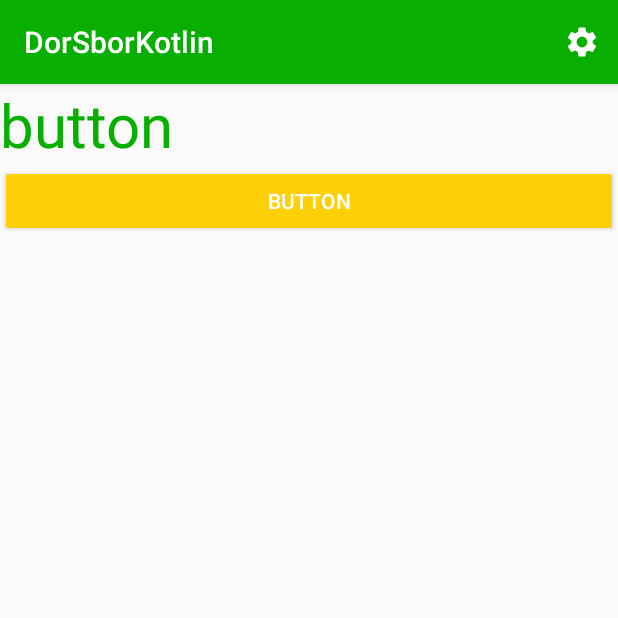
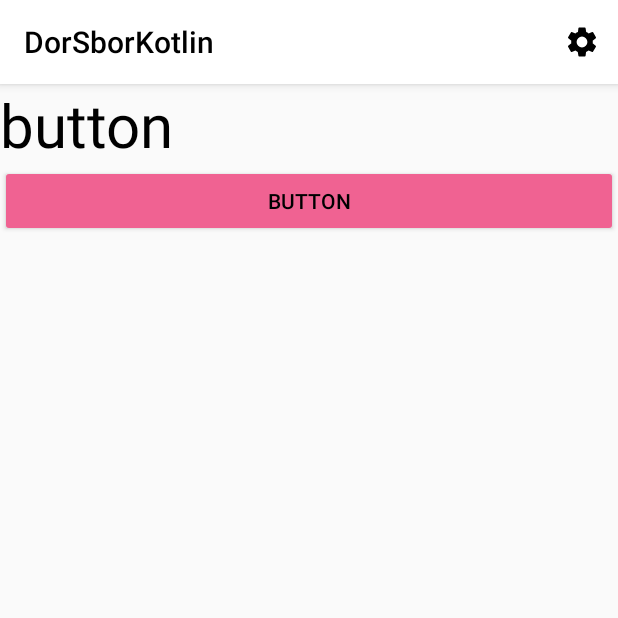
Before and after one commit to AnatoliOgurtsov/DorSbor2020, an Android app: the screen it shows after launch (MainActivity), on a phone screen of 412 x 824 dp, the top half of it. Run offline under Robolectric (Android 15) with nearby library versions, the phone set to English and light mode, and no system bars; our stand-ins replace androidx.preference.

Commit message:
make themes and toolbar

```diff
--- a/app/src/main/AndroidManifest.xml
+++ b/app/src/main/AndroidManifest.xml
@@ -8,7 +8,7 @@
             android:label="@string/app_name"
             android:roundIcon="@mipmap/ic_launcher_round"
             android:supportsRtl="true"
-            android:theme="@style/AppThemeGreen">
+            android:theme="@style/AppThemeSnow">
         <activity android:name=".MainActivity">
             <intent-filter>
                 <action android:name="android.intent.action.MAIN"/>
--- a/app/src/main/java/by/a_ogurtsov/dorsborkotlin/FragmentMain.kt
+++ b/app/src/main/java/by/a_ogurtsov/dorsborkotlin/FragmentMain.kt
@@ -1,7 +1,5 @@
 package by.a_ogurtsov.dorsborkotlin
 
-import android.content.Context
-import android.content.SharedPreferences
 import android.os.Bundle
 import android.view.LayoutInflater
 import android.view.View
@@ -43,9 +41,6 @@ class FragmentMain : Fragment() {
         }
         button.setOnClickListener(onClickListener)
 
-
         return view
     }
-
-
 }
--- a/app/src/main/java/by/a_ogurtsov/dorsborkotlin/FragmentSetting.kt
+++ b/app/src/main/java/by/a_ogurtsov/dorsborkotlin/FragmentSetting.kt
@@ -3,11 +3,9 @@ package by.a_ogurtsov.dorsborkotlin
 
 import android.content.SharedPreferences
 import android.os.Bundle
-import android.util.Log
 import androidx.lifecycle.ViewModelProviders
 import androidx.preference.Preference
 import androidx.preference.PreferenceFragmentCompat
-import androidx.preference.PreferenceManager
 
 
 class FragmentSetting : PreferenceFragmentCompat(), SharedPreferences.OnSharedPreferenceChangeListener {
@@ -34,8 +32,6 @@ class FragmentSetting : PreferenceFragmentCompat(), SharedPreferences.OnSharedPr
             var pref_color_theme: Preference? = findPreference(key!!)
             var color: String = pref_color_theme!!.summary as String
 
-            Log.d(LOG_TAG, "$color в сеттингах")
-
             this.model.currentColor.value = color
 
         }
@@ -46,15 +42,13 @@ class FragmentSetting : PreferenceFragmentCompat(), SharedPreferences.OnSharedPr
         preferenceScreen.sharedPreferences
             .registerOnSharedPreferenceChangeListener(this)
 
-        Log.d(LOG_TAG, "FragmentSettings Resumed")
 
     }
 
     override fun onPause() {
         super.onPause()
-        Log.d(LOG_TAG, "FragmentSettings Paused")
+
         preferenceScreen.sharedPreferences
             .unregisterOnSharedPreferenceChangeListener(this)
     }
-
 }
--- a/app/src/main/java/by/a_ogurtsov/dorsborkotlin/MainActivity.kt
+++ b/app/src/main/java/by/a_ogurtsov/dorsborkotlin/MainActivity.kt
@@ -1,7 +1,6 @@
 package by.a_ogurtsov.dorsborkotlin
 
 import android.os.Bundle
-import android.util.Log
 import android.view.Menu
 import android.view.MenuInflater
 import android.view.MenuItem
@@ -24,6 +23,7 @@ class MainActivity : AppCompatActivity() {
     val FRAGMENTSETTINGS = "FRAGMENT_SETTINGS"
     val CURRENTFRAGMENT = "CURRENT_FRAGMENT"
 
+
     override fun onCreate(savedInstanceState: Bundle?) {
         super.onCreate(savedInstanceState)
 
@@ -31,7 +31,7 @@ class MainActivity : AppCompatActivity() {
         setContentView(R.layout.activity_main)
         initViewModel()
         initToolbar()
-        initFragment(savedInstanceState)
+        initFragment()
 
     }
 
@@ -53,7 +53,7 @@ class MainActivity : AppCompatActivity() {
         val sharedPreferences = PreferenceManager.getDefaultSharedPreferences(this)
         when (sharedPreferences != null) {
             true -> color = sharedPreferences.getString("pref_color_theme", "")
-            false -> color = "standart"
+            false -> color = "водяная"
         }
         setAppTheme(color)
     }
@@ -66,29 +66,33 @@ class MainActivity : AppCompatActivity() {
     }
 
 
-    fun initFragment(savedInstanceState: Bundle?) {
-
+    fun initFragment() {
 
         val fragmentManager: FragmentManager = supportFragmentManager
         val fragmentTransaction: FragmentTransaction = fragmentManager.beginTransaction()
         val fragmentMain: FragmentMain = FragmentMain().newInstance(color)
         val fragmentSetting: FragmentSetting = FragmentSetting()
 
-        if (intent.getStringExtra(CURRENTFRAGMENT) == null) {
+        if (intent.getStringExtra(CURRENTFRAGMENT) == null) {                              //добавляется MainFragment в первый раз
             fragmentTransaction.add(R.id.container, fragmentMain, FRAGMENTMAIN)
             fragmentTransaction.commit()
             intent.putExtra(CURRENTFRAGMENT, FRAGMENTMAIN)
 
-        } else if (intent.getStringExtra(CURRENTFRAGMENT) == FRAGMENTSETTINGS) {
-            fragmentTransaction.add(R.id.container, fragmentSetting, FRAGMENTSETTINGS)
+
+        } else if (intent.getStringExtra(CURRENTFRAGMENT) == FRAGMENTSETTINGS) {           //добавляется SettingFragment
+            fragmentTransaction.replace(R.id.container, fragmentSetting, FRAGMENTSETTINGS)
             fragmentTransaction.commit()
             supportActionBar?.setDisplayHomeAsUpEnabled(true)
             supportActionBar?.setTitle(resources.getString(R.string.SETTING))
+            invalidateOptionsMenu()   // update menu
 
-        } else if (intent.getStringExtra(CURRENTFRAGMENT) == FRAGMENTMAIN) {
-            fragmentTransaction.add(R.id.container, fragmentMain, FRAGMENTMAIN)
+
+        } else if (intent.getStringExtra(CURRENTFRAGMENT) == FRAGMENTMAIN) {                //добавляется MainFragment
+            fragmentTransaction.replace(R.id.container, fragmentMain, FRAGMENTMAIN)
             fragmentTransaction.commit()
             intent.putExtra(CURRENTFRAGMENT, FRAGMENTMAIN)
+            invalidateOptionsMenu()   // update menu
+
         }
     }
 
@@ -96,6 +100,15 @@ class MainActivity : AppCompatActivity() {
         val inflater: MenuInflater = menuInflater
         inflater.inflate(R.menu.menu, menu)
         return true
+    }
+
+    override fun onPrepareOptionsMenu(menu: Menu?): Boolean {
+
+        when (intent.getStringExtra(CURRENTFRAGMENT)) {
+            null, FRAGMENTMAIN -> menu?.findItem(R.id.menu_setting)!!.isVisible = true
+            FRAGMENTSETTINGS -> menu?.findItem(R.id.menu_setting)!!.isVisible = false
+        }
+        return super.onPrepareOptionsMenu(menu)
     }
 
     override fun onOptionsItemSelected(item: MenuItem?): Boolean {
@@ -112,12 +125,12 @@ class MainActivity : AppCompatActivity() {
                 supportActionBar?.setDisplayHomeAsUpEnabled(true)
                 supportActionBar?.setTitle(resources.getString(R.string.SETTING))
                 intent.putExtra(CURRENTFRAGMENT, FRAGMENTSETTINGS)
+                invalidateOptionsMenu()   // update menu
+
             }
-
 
             // нажатие стрелки назад
             android.R.id.home -> {
-                Log.d(LOG_TAG, "PressUpButton")
                 val fragmentManager: FragmentManager = supportFragmentManager
                 val fragment: Fragment = fragmentManager.findFragmentByTag(FRAGMENTSETTINGS)!!
 
@@ -125,14 +138,13 @@ class MainActivity : AppCompatActivity() {
 
                 when (fragment.tag) {
                     FRAGMENTSETTINGS -> {
-
-
                         val fragmentMain: FragmentMain = FragmentMain()
                         fragmentTransaction.replace(R.id.container, fragmentMain.newInstance(color), FRAGMENTMAIN)
                         fragmentTransaction.commit()
                         supportActionBar?.setDisplayHomeAsUpEnabled(false)
                         supportActionBar?.setTitle(resources.getString(R.string.app_name))
                         intent.putExtra(CURRENTFRAGMENT, FRAGMENTMAIN)
+                        invalidateOptionsMenu()   // update menu
                     }//->
                 } //when
             }
@@ -142,10 +154,12 @@ class MainActivity : AppCompatActivity() {
 
     fun setAppTheme(color: String) {
 
-
         when (color) {
-            "standart" -> setTheme(R.style.AppThemeStandart)
-            "green" -> setTheme(R.style.AppThemeGreen)
+            "водяная" -> setTheme(R.style.AppThemeWater)
+            "оливковая" -> setTheme(R.style.AppThemeOlive)
+            "снежная" -> setTheme(R.style.AppThemeSnow)
+            "морковная" -> setTheme(R.style.AppThemeCarrot)
+            "медовая" -> setTheme(R.style.AppThemeHoney)
         }
 
     }
--- a/app/src/main/res/drawable/ic_settings.xml
+++ b/app/src/main/res/drawable/ic_settings.xml
@@ -1,5 +1,6 @@
-<vector android:height="24dp" android:tint="#FFFFFF"
-    android:viewportHeight="24" android:viewportWidth="24"
-    android:width="24dp" xmlns:android="http://schemas.android.com/apk/res/android">
-    <path android:fillColor="#FF000000" android:pathData="M19.1,12.9a2.8,2.8 0,0 0,0.1 -0.9,2.8 2.8,0 0,0 -0.1,-0.9l2.1,-1.6a0.7,0.7 0,0 0,0.1 -0.6L19.4,5.5a0.7,0.7 0,0 0,-0.6 -0.2l-2.4,1a6.5,6.5 0,0 0,-1.6 -0.9l-0.4,-2.6a0.5,0.5 0,0 0,-0.5 -0.4H10.1a0.5,0.5 0,0 0,-0.5 0.4L9.3,5.4a5.6,5.6 0,0 0,-1.7 0.9l-2.4,-1a0.4,0.4 0,0 0,-0.5 0.2l-2,3.4c-0.1,0.2 0,0.4 0.2,0.6l2,1.6a2.8,2.8 0,0 0,-0.1 0.9,2.8 2.8,0 0,0 0.1,0.9L2.8,14.5a0.7,0.7 0,0 0,-0.1 0.6l1.9,3.4a0.7,0.7 0,0 0,0.6 0.2l2.4,-1a6.5,6.5 0,0 0,1.6 0.9l0.4,2.6a0.5,0.5 0,0 0,0.5 0.4h3.8a0.5,0.5 0,0 0,0.5 -0.4l0.3,-2.6a5.6,5.6 0,0 0,1.7 -0.9l2.4,1a0.4,0.4 0,0 0,0.5 -0.2l2,-3.4c0.1,-0.2 0,-0.4 -0.2,-0.6ZM12,15.6A3.6,3.6 0,1 1,15.6 12,3.6 3.6,0 0,1 12,15.6Z"/>
+<vector xmlns:android="http://schemas.android.com/apk/res/android" android:height="24dp"
+        android:tint="?attr/toolbarTextColor" android:viewportHeight="24"
+        android:viewportWidth="24" android:width="24dp">
+    <path android:fillColor="?attr/toolbarTextColor"
+          android:pathData="M19.1,12.9a2.8,2.8 0,0 0,0.1 -0.9,2.8 2.8,0 0,0 -0.1,-0.9l2.1,-1.6a0.7,0.7 0,0 0,0.1 -0.6L19.4,5.5a0.7,0.7 0,0 0,-0.6 -0.2l-2.4,1a6.5,6.5 0,0 0,-1.6 -0.9l-0.4,-2.6a0.5,0.5 0,0 0,-0.5 -0.4H10.1a0.5,0.5 0,0 0,-0.5 0.4L9.3,5.4a5.6,5.6 0,0 0,-1.7 0.9l-2.4,-1a0.4,0.4 0,0 0,-0.5 0.2l-2,3.4c-0.1,0.2 0,0.4 0.2,0.6l2,1.6a2.8,2.8 0,0 0,-0.1 0.9,2.8 2.8,0 0,0 0.1,0.9L2.8,14.5a0.7,0.7 0,0 0,-0.1 0.6l1.9,3.4a0.7,0.7 0,0 0,0.6 0.2l2.4,-1a6.5,6.5 0,0 0,1.6 0.9l0.4,2.6a0.5,0.5 0,0 0,0.5 0.4h3.8a0.5,0.5 0,0 0,0.5 -0.4l0.3,-2.6a5.6,5.6 0,0 0,1.7 -0.9l2.4,1a0.4,0.4 0,0 0,0.5 -0.2l2,-3.4c0.1,-0.2 0,-0.4 -0.2,-0.6ZM12,15.6A3.6,3.6 0,1 1,15.6 12,3.6 3.6,0 0,1 12,15.6Z"/>
 </vector>
--- a/app/src/main/res/layout/toolbar.xml
+++ b/app/src/main/res/layout/toolbar.xml
@@ -5,7 +5,12 @@
         android:layout_width="match_parent"
         android:layout_height="wrap_content"
         android:background="?attr/colorPrimary"
+        app:titleTextColor="?attr/toolbarTextColor"
         android:elevation="4dp"
-        android:theme="@style/ThemeOverlay.AppCompat.Dark.ActionBar"
         app:popupTheme="@style/ThemeOverlay.AppCompat.Light">
 </androidx.appcompat.widget.Toolbar>
+
+
+        <!--
+android:theme="@style/ToolbarStyle"
+        android:theme="@style/ThemeOverlay.AppCompat.Dark.ActionBar"-->
--- a/app/src/main/res/values/arrays.xml
+++ b/app/src/main/res/values/arrays.xml
@@ -1,12 +1,11 @@
 <?xml version="1.0" encoding="utf-8"?>
 <resources>
     <string-array name="fragment_setting_theme_color">
-        <item>standart</item>
-        <item>green</item>
-        <item>blue</item>
-        <item>orange</item>
-        <item>grey</item>
-        <item>red</item>
+        <item>водяная</item>
+        <item>оливковая</item>
+        <item>морковная</item>
+        <item>снежная</item>
+        <item>медовая</item>
     </string-array>
 
 
--- a/app/src/main/res/values/attrs.xml
+++ b/app/src/main/res/values/attrs.xml
@@ -6,5 +6,5 @@
     <attr name="buttonTextColor" format="reference"/>
     <attr name="primaryButtonTheme" format="reference"/>
     <attr name="iconColor" format="reference"/>
-
+    <attr name="toolbarTextColor"/>
 </resources>
--- a/app/src/main/res/values/colors.xml
+++ b/app/src/main/res/values/colors.xml
@@ -1,23 +1,62 @@
 <?xml version="1.0" encoding="utf-8"?>
 <resources>
 
-    // standart theme
-    <color name="colorPrimary">#3F51B5</color>
-    <color name="colorPrimaryDark">#303F9F</color>
-    <color name="colorAccent">#8BC34A</color>
-    <color name="primaryText">#3F51B5</color>
-    <color name="buttonNormal">#860065</color>
-    <color name="buttonHighlight">#F154BD</color>
-    <color name="buttonText">#FFFFFF</color>
+    // water theme
+    <color name="colorPrimaryWater">#3F51B5</color>
+    <color name="colorPrimaryDarkWater">#303F9F</color>
+    <color name="colorAccentWater">#8BC34A</color>
+    <color name="primaryTextWater">#3F51B5</color>
+    <color name="buttonNormalWater">#860065</color>
+    <color name="buttonHighlightWater">#F154BD</color>
+    <color name="buttonTextWater">#FFFFFF</color>
+    <color name="toolBarTextColorWater">#FFFFFF</color>
 
-    // green theme
-    <color name="colorPrimaryGreen">#09af00</color>
-    <color name="colorPrimaryDarkGreen">#008b00</color>
-    <color name="colorAccentGreen">#FFF06292</color>
-    <color name="primaryTextGreen">#09af00</color>
-    <color name="buttonNormalGreen">#FFCF07</color>
-    <color name="buttonHighlightGreen">#F7E976</color>
-    <color name="buttonTextGreen">#FFFFFF</color>
-    <color name="iconColor">#FFCF07</color>
+
+    // olive theme
+    <color name="colorPrimaryOlive">#3CAC58</color>
+    <color name="colorPrimaryDarkOlive">#1F7736</color>
+    <color name="colorAccentOlive">#FFF06292</color>
+    <color name="primaryTextOlive">#3CAC58</color>
+    <color name="buttonNormalOlive">#FFCF07</color>
+    <color name="buttonHighlightOlive">#F7E976</color>
+    <color name="buttonTextOlive">#FFFFFF</color>
+    <color name="iconColorOlive">#FFCF07</color>
+    <color name="toolBarTextColorOlive">#FFFFFF</color>
+
+    // snow theme
+    <color name="colorPrimarySnow">#FFFFFF</color>
+    <color name="colorPrimaryDarkSnow">#979797</color>
+    <color name="colorAccentSnow">#FFF06292</color>
+    <color name="primaryTextSnow">#000000</color>
+    <color name="buttonNormalSnow">#FFF06292</color>
+    <color name="buttonHighlightSnow">#FFFFFF</color>
+    <color name="buttonTextSnow">#000000</color>
+    <color name="iconColorSnow">#FF0000</color>
+    <color name="toolBarTextColorSnow">#000000</color>
+
+    // carrot theme
+    <color name="colorPrimaryCarrot">#FF6D00</color>
+    <color name="colorPrimaryDarkCarrot">#C95700</color>
+    <color name="colorAccentCarrot">#24FD28</color>
+    <color name="primaryTextCarrot">#FF6D00</color>
+    <color name="buttonNormalCarrot">#FF6D00</color>
+    <color name="buttonHighlightCarrot">#FF9D4F</color>
+    <color name="buttonTextCarrot">#FFFFFF</color>
+    <color name="iconColorCarrot">#FF6D00</color>
+    <color name="toolBarTextColorCarrot">#FFFFFF</color>
+
+    // honey theme
+    <color name="colorPrimaryHoney">#C47D02</color>
+    <color name="colorPrimaryDarkHoney">#703103</color>
+    <color name="colorAccentHoney">#E9FF01</color>
+    <color name="primaryTextHoney">#C47D02</color>
+    <color name="buttonNormalHoney">#703103</color>
+    <color name="buttonHighlightHoney">#F39905</color>
+    <color name="buttonTextHoney">#000000</color>
+    <color name="iconColorHoney">#703103</color>
+    <color name="toolBarTextColorHoney">#000000</color>
+
+
+
 
 </resources>
--- a/app/src/main/res/values/strings.xml
+++ b/app/src/main/res/values/strings.xml
@@ -6,5 +6,6 @@
     <string name="BUTTON">button</string>
     <string name="SETTING">Setting</string>
     <string name="changeTHeme">Change theme</string>
+    <string name="water">водяная</string>
 
 </resources>
--- a/app/src/main/res/values/styles.xml
+++ b/app/src/main/res/values/styles.xml
@@ -1,9 +1,4 @@
 <resources>
 
 
-
-
-
-
-
 </resources>
--- a/app/src/main/res/values/theme.xml
+++ b/app/src/main/res/values/theme.xml
@@ -5,32 +5,81 @@
         <item name="primaryButtonTheme">@style/Widget.Button.Primary</item>
     </style>
 
-
-    <!-- Base application theme. -->
-    <style name="AppThemeStandart" parent="Base.Theme.App">
+    <!-- Water application theme. -->
+    <style name="AppThemeWater" parent="Base.Theme.App">
         <!-- Customize your theme here. -->
-        <item name="colorPrimary">@color/colorPrimary</item>
-        <item name="colorPrimaryDark">@color/colorPrimaryDark</item>
-        <item name="colorAccent">@color/colorAccent</item>
-        <item name="primaryTextColor">@color/primaryText</item>
-        <item name="buttonNormalColor">@color/buttonNormal</item>
-        <item name="buttonHighlightColor">@color/buttonHighlight</item>
-        <item name="buttonTextColor">@color/buttonText</item>
+        <item name="colorPrimary">@color/colorPrimaryWater</item>
+        <item name="colorPrimaryDark">@color/colorPrimaryDarkWater</item>
+        <item name="colorAccent">@color/colorAccentWater</item>
+        <item name="primaryTextColor">@color/primaryTextWater</item>
+        <item name="buttonNormalColor">@color/buttonNormalWater</item>
+        <item name="buttonHighlightColor">@color/buttonHighlightWater</item>
+        <item name="buttonTextColor">@color/buttonTextWater</item>
+        <item name="toolbarTextColor">@color/toolBarTextColorWater</item>
+        <item name="colorControlNormal">@color/toolBarTextColorWater</item>
     </style>
 
-    <!-- Green application theme. -->
-    <style name="AppThemeGreen" parent="Base.Theme.App">
+    <!-- Olive application theme. -->
+    <style name="AppThemeOlive" parent="Base.Theme.App">
         <!-- Customize your theme here. -->
-        <item name="colorPrimary">@color/colorPrimaryGreen</item>
-        <item name="colorPrimaryDark">@color/colorPrimaryDarkGreen</item>
-        <item name="colorAccent">@color/colorAccentGreen</item>
-        <item name="primaryTextColor">@color/primaryTextGreen</item>
-        <item name="buttonNormalColor">@color/buttonNormalGreen</item>
-        <item name="buttonHighlightColor">@color/buttonHighlightGreen</item>
-        <item name="buttonTextColor">@color/buttonTextGreen</item>
-        <item name="iconColor">@color/iconColor</item>
+        <item name="colorPrimary">@color/colorPrimaryOlive</item>
+        <item name="colorPrimaryDark">@color/colorPrimaryDarkOlive</item>
+        <item name="colorAccent">@color/colorAccentOlive</item>
+        <item name="primaryTextColor">@color/primaryTextOlive</item>
+        <item name="buttonNormalColor">@color/buttonNormalOlive</item>
+        <item name="buttonHighlightColor">@color/buttonHighlightOlive</item>
+        <item name="buttonTextColor">@color/buttonTextOlive</item>
+        <item name="iconColor">@color/iconColorOlive</item>
+        <item name="toolbarTextColor">@color/toolBarTextColorOlive</item>
+        <item name="colorControlNormal">@color/toolBarTextColorOlive</item>
     </style>
 
+
+    <!-- Snow application theme. -->
+    <style name="AppThemeSnow" parent="Base.Theme.App">
+        <!-- Customize your theme here. -->
+        <item name="colorPrimary">@color/colorPrimarySnow</item>
+        <item name="colorPrimaryDark">@color/colorPrimaryDarkSnow</item>
+        <item name="colorAccent">@color/colorAccentSnow</item>
+        <item name="primaryTextColor">@color/primaryTextSnow</item>
+        <item name="buttonNormalColor">@color/buttonNormalSnow</item>
+        <item name="buttonHighlightColor">@color/buttonHighlightSnow</item>
+        <item name="buttonTextColor">@color/buttonTextSnow</item>
+        <item name="iconColor">@color/iconColorSnow</item>
+        <item name="toolbarTextColor">@color/toolBarTextColorSnow</item>
+        <item name="colorControlNormal">@color/toolBarTextColorSnow</item>
+
+    </style>
+
+    <!-- Carrot application theme. -->
+    <style name="AppThemeCarrot" parent="Base.Theme.App">
+        <!-- Customize your theme here. -->
+        <item name="colorPrimary">@color/colorPrimaryCarrot</item>
+        <item name="colorPrimaryDark">@color/colorPrimaryDarkCarrot</item>
+        <item name="colorAccent">@color/colorAccentCarrot</item>
+        <item name="primaryTextColor">@color/primaryTextCarrot</item>
+        <item name="buttonNormalColor">@color/buttonNormalCarrot</item>
+        <item name="buttonHighlightColor">@color/buttonHighlightCarrot</item>
+        <item name="buttonTextColor">@color/buttonTextCarrot</item>
+        <item name="iconColor">@color/iconColorCarrot</item>
+        <item name="toolbarTextColor">@color/toolBarTextColorCarrot</item>
+        <item name="colorControlNormal">@color/toolBarTextColorCarrot</item>
+    </style>
+
+    <!-- Honey application theme. -->
+    <style name="AppThemeHoney" parent="Base.Theme.App">
+        <!-- Customize your theme here. -->
+        <item name="colorPrimary">@color/colorPrimaryHoney</item>
+        <item name="colorPrimaryDark">@color/colorPrimaryDarkHoney</item>
+        <item name="colorAccent">@color/colorAccentHoney</item>
+        <item name="primaryTextColor">@color/primaryTextHoney</item>
+        <item name="buttonNormalColor">@color/buttonNormalHoney</item>
+        <item name="buttonHighlightColor">@color/buttonHighlightHoney</item>
+        <item name="buttonTextColor">@color/buttonTextHoney</item>
+        <item name="iconColor">@color/iconColorHoney</item>
+        <item name="toolbarTextColor">@color/toolBarTextColorHoney</item>
+        <item name="colorControlNormal">@color/toolBarTextColorHoney</item>
+    </style>
 
 
     <style name="Widget.Button.Primary"
--- a/app/src/main/res/xml/fragment_setting.xml
+++ b/app/src/main/res/xml/fragment_setting.xml
@@ -8,7 +8,8 @@
             android:icon="@drawable/ic_color"
             android:entries="@array/fragment_setting_theme_color"
             app:useSimpleSummaryProvider="true"
-            android:entryValues="@array/fragment_setting_theme_color">
+            android:entryValues="@array/fragment_setting_theme_color"
+            android:defaultValue="@string/water">
     </ListPreference>
 
 
```
